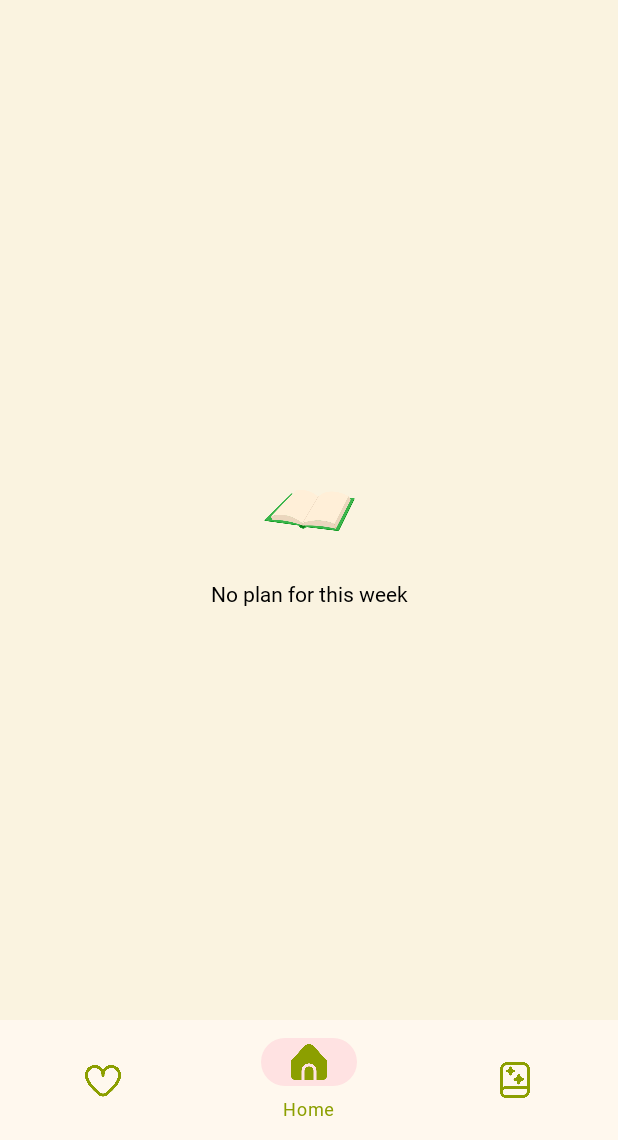
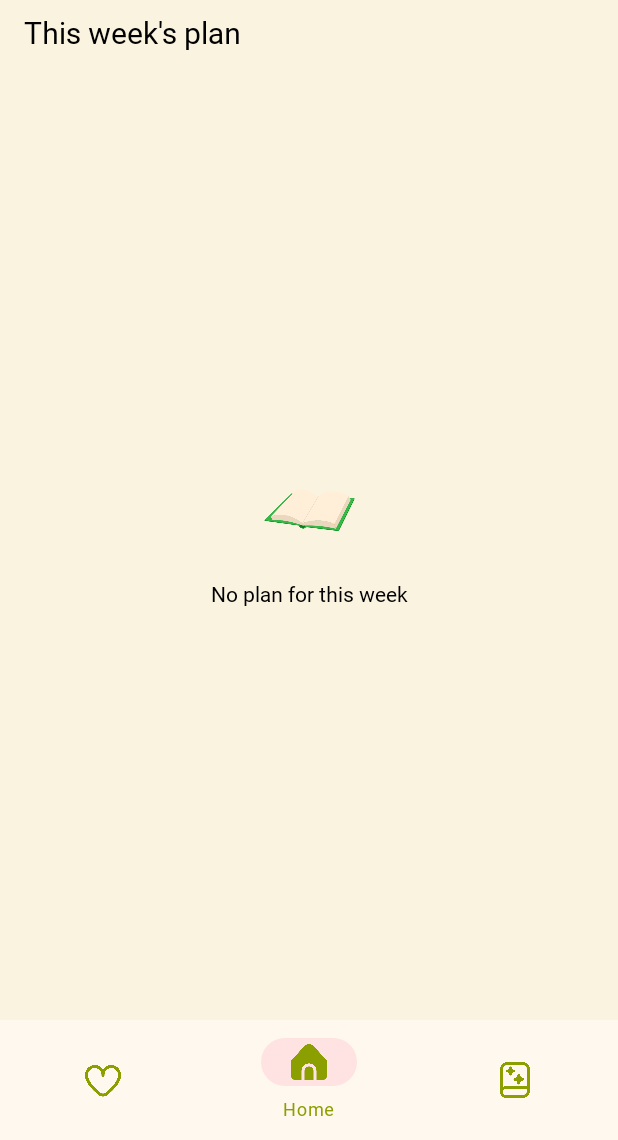
Before and after one commit to hayam-tarek/food-planner-app, an Android app: the PlanMealsFragment screen opened through its navigation route, item 2 of the bottom bar chosen, on a phone screen of 412 x 824 dp, the part 96-1236 px from its top. Run offline under Robolectric (Android 15) with nearby library versions, the phone set to English and light mode, and no system bars; our stand-ins replace Room's generated code, navigation-ui; pictures from the network do not load.

Commit message:
fixed weekly plan ui

```diff
--- a/app/src/main/res/layout/fragment_plan_meals.xml
+++ b/app/src/main/res/layout/fragment_plan_meals.xml
@@ -17,7 +17,7 @@
         android:text="This week's plan"
         android:textSize="20sp"
         android:textStyle="bold"
-        android:visibility="gone"
+        android:visibility="visible"
         app:layout_constraintBottom_toBottomOf="parent"
         app:layout_constraintEnd_toEndOf="parent"
         app:layout_constraintHorizontal_bias="0.0"
@@ -28,7 +28,7 @@
     <androidx.recyclerview.widget.RecyclerView
         android:id="@+id/weeklyMealsList"
         android:layout_width="match_parent"
-        android:layout_height="wrap_content"
+        android:layout_height="0dp"
         android:nestedScrollingEnabled="false"
         android:visibility="visible"
         app:layoutManager="androidx.recyclerview.widget.LinearLayoutManager"
```
